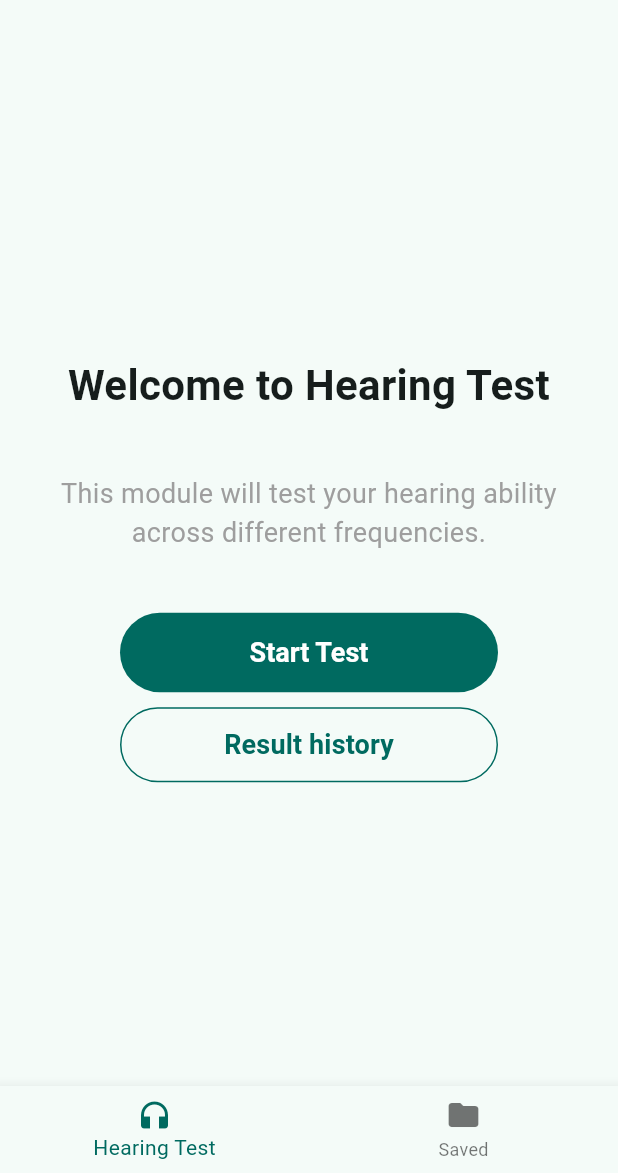
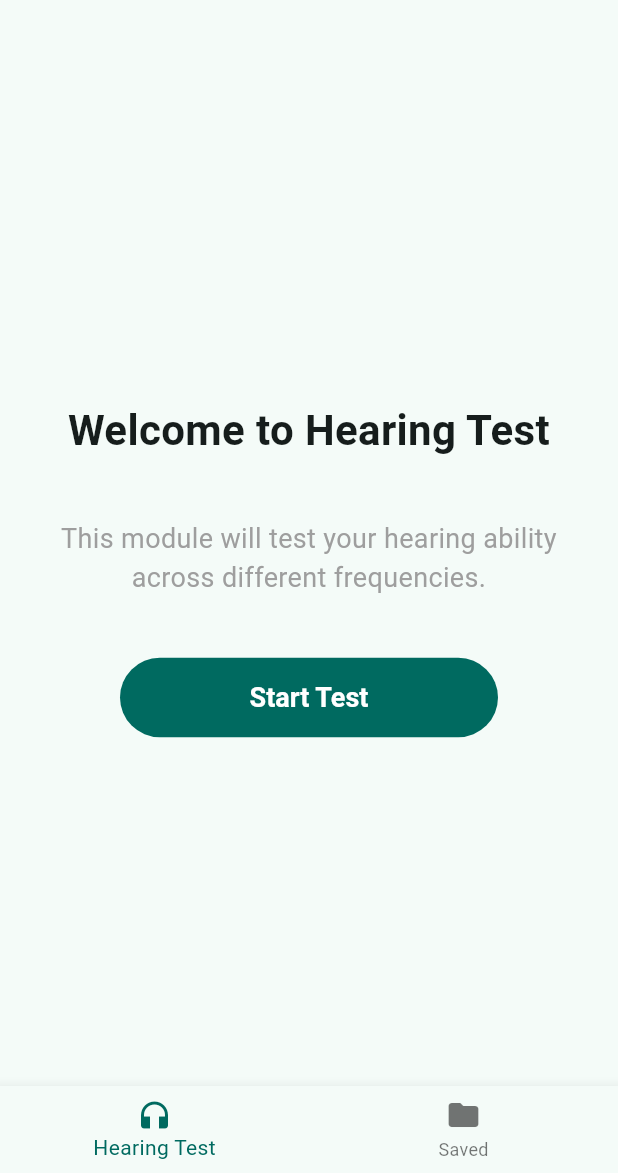
Before and after one commit to HearMate/hear-mate-app, a Flutter app: the screen it shows after launch, after a tap on "Audio Test Module", on a phone screen of 412 x 824 dp, the part 63-1236 px from its top. Run offline on Flutter 3.47's test engine with Material 3 defaults, Android fonts, the phone set to English and light mode, and no system bars; our stand-ins replace audioplayers, bloc, equatable, file_picker, fl_chart, flutter_bloc and 3 more; generated files the repository leaves out were written again.

Commit message:
UI Changes for History tests results.
The UI is now a copy of Echo Parse UI.
Mobile UI only, there is still a need to create
a different version for desktop application.

Signed-off-by: Michał Tarnowski <michal.tarnowski03@gmail.com>

```diff
--- a/lib/modules/hearing_test/screens/hearing_test_welcome_page/hearing_test_welcome_page.dart
+++ b/lib/modules/hearing_test/screens/hearing_test_welcome_page/hearing_test_welcome_page.dart
@@ -1,8 +1,10 @@
 import 'package:flutter/material.dart';
+import 'package:hear_mate_app/modules/hearing_test/cubits/hearing_test_history_results/hearing_test_history_results_cubit.dart';
 import 'package:hear_mate_app/modules/hearing_test/repositories/hearing_test_sounds_player_repository.dart';
-import 'package:hear_mate_app/modules/hearing_test/screens/hearing_test_history_results/hearing_test_history_results.dart';
+import 'package:hear_mate_app/modules/hearing_test/screens/hearing_test_welcome_page/widgets/alert_dialogs.dart';
 import 'package:hear_mate_app/modules/hearing_test/screens/hearing_test_page/hearing_test_page.dart';
 import 'package:hear_mate_app/modules/hearing_test/cubits/hearing_test_welcome_page/tab_navigation_cubit.dart';
+import 'package:hear_mate_app/modules/hearing_test/widgets/audiogram_chart.dart';
 import 'package:hear_mate_app/widgets/hm_app_bar.dart';
 import 'package:flutter_gen/gen_l10n/app_localizations.dart';
 import 'package:flutter_bloc/flutter_bloc.dart';
@@ -18,12 +20,19 @@ class HearingTestWelcomePage extends StatelessWidget {
   Widget build(BuildContext context) {
     return RepositoryProvider<HearingTestSoundsPlayerRepository>(
       create: (_) => HearingTestSoundsPlayerRepository(),
-      child: BlocProvider<HearingTestBloc>(
-        create:
-            (context) => HearingTestBloc(
-              hearingTestSoundsPlayerRepository:
-                  context.read<HearingTestSoundsPlayerRepository>(),
-            ),
+      child: MultiBlocProvider(
+        providers: [
+          BlocProvider<HearingTestBloc>(
+            create:
+                (context) => HearingTestBloc(
+                  hearingTestSoundsPlayerRepository:
+                      context.read<HearingTestSoundsPlayerRepository>(),
+                ),
+          ),
+          BlocProvider<HearingTestHistoryResultsCubit>(
+            create: (_) => HearingTestHistoryResultsCubit(),
+          ),
+        ],
         child: const HearingTestWelcomePageView(),
       ),
     );
@@ -43,7 +52,7 @@ class HearingTestWelcomePageView extends StatelessWidget {
         builder: (context, currentIndex) {
           final List<Widget> pages = [
             const _StartTestTab(),
-            const _StartTestTab(),
+            const _SavedTestsTab(),
           ];
 
           return Scaffold(
--- a/lib/modules/hearing_test/screens/hearing_test_welcome_page/widgets/start_test_tab.dart
+++ b/lib/modules/hearing_test/screens/hearing_test_welcome_page/widgets/start_test_tab.dart
@@ -49,21 +49,6 @@ class _StartTestTab extends StatelessWidget {
                 },
                 child: Text(l10n.hearing_test_welcome_page_start_hearing_test),
               ),
-              const SizedBox(height: 10),
-              OutlinedButton(
-                onPressed: () {
-                  Navigator.of(context).push(
-                    MaterialPageRoute(
-                      builder:
-                          (_) => BlocProvider.value(
-                            value: context.read<HearingTestBloc>(),
-                            child: const HearingTestHistoryResultsPage(),
-                          ),
-                    ),
-                  );
-                },
-                child: Text(l10n.hearing_test_result_history_page),
-              ),
             ],
           ),
         );
```
Also changed, not shown: lib/modules/hearing_test/screens/hearing_test_welcome_page/widgets/saved_tests_tab.dart (+83 -0 lines), lib/modules/hearing_test/screens/hearing_test_welcome_page/widgets/alert_dialogs.dart (renamed from lib/modules/hearing_test/screens/hearing_test_history_results/alert_dialogs.dart).
